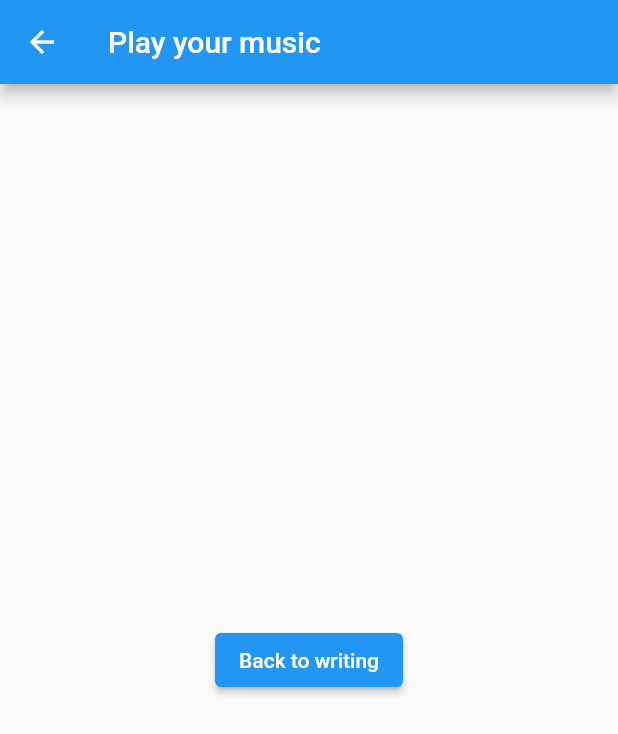
After one commit to bretjackson/MusicNotato, a Flutter app: the screen it shows after launch, after a tap on the "arrow forward" icon, on a phone screen of 412 x 824 dp. The commit adds this screen. Shown: the top 734 px of the screen. Run offline on Flutter 3.47's test engine with Material 2 defaults, Android fonts, the phone set to English and light mode, and no system bars; our stand-ins replace audioplayers.

Commit message:
Added the playing page, and a button to navigate to it

```diff
--- /dev/null
+++ b/lib/PlayingPage.dart
@@ -0,0 +1,22 @@
+import 'package:flutter/material.dart';
+import 'package:audioplayers/audioplayers.dart';
+import 'main.dart';
+
+class playingPage extends StatelessWidget {
+  @override
+  Widget build(BuildContext context) {
+    return Scaffold(
+      appBar: AppBar(
+        title: const Text("Play your music"),
+      ),
+      body: Center(
+        child: ElevatedButton(
+          onPressed: () {
+            Navigator.pop(context);
+          },
+          child: const Text("Back to writing"),
+        ),
+      ),
+    );
+  }
+}
--- a/lib/main.dart
+++ b/lib/main.dart
@@ -1,5 +1,6 @@
 import 'package:flutter/material.dart';
 import 'package:audioplayers/audioplayers.dart';
+import 'PlayingPage.dart';
 
 void main() {
   runApp(const MyApp());
@@ -317,11 +318,16 @@ class _MyHomePageState extends State<MyHomePage> {
           ],
         ),
       ),
-//       floatingActionButton: FloatingActionButton(
-//         onPressed: _incrementCounter,
-//         tooltip: 'Increment',
-//         child: const Icon(Icons.add),
-//        ), // This trailing comma makes auto-formatting nicer for build methods.
+      floatingActionButton: FloatingActionButton(
+        onPressed: () {
+          Navigator.push(
+            context,
+            MaterialPageRoute(builder: (context) => playingPage()),
+          );
+        },
+        tooltip: 'Go to playing page',
+        child: const Icon(Icons.arrow_forward),
+      ), // This trailing comma makes auto-formatting nicer for build methods.
     );
   }
 }
```
